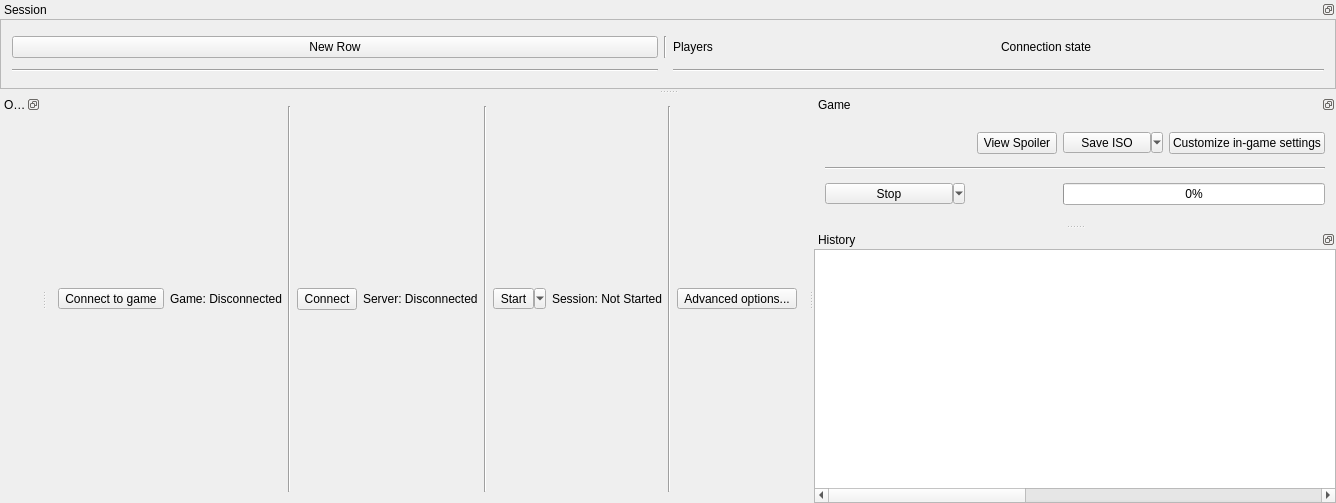
randovania/randovania, file randovania/gui/ui_files/game_session.ui: the form before one commit.
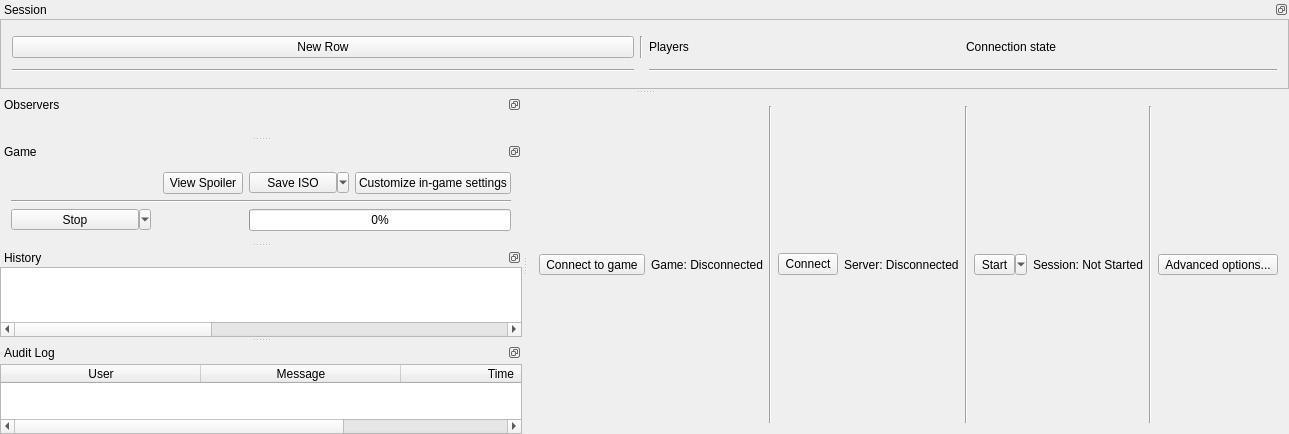
The form after the commit.

Commit message: Implement audit log for game sessions

Patch:
```diff
--- a/randovania/gui/ui_files/game_session.ui
+++ b/randovania/gui/ui_files/game_session.ui
@@ -6,8 +6,8 @@
    <rect>
     <x>0</x>
     <y>0</y>
-    <width>699</width>
-    <height>503</height>
+    <width>1169</width>
+    <height>433</height>
    </rect>
   </property>
   <property name="windowTitle">
@@ -182,7 +182,7 @@
          <rect>
           <x>0</x>
           <y>0</y>
-          <width>697</width>
+          <width>1167</width>
           <height>68</height>
          </rect>
         </property>
@@ -258,7 +258,7 @@
     <string>Game</string>
    </property>
    <attribute name="dockWidgetArea">
-    <number>2</number>
+    <number>1</number>
    </attribute>
    <widget class="QWidget" name="game_dock_contents">
     <layout class="QGridLayout" name="game_dock_layout">
@@ -362,7 +362,7 @@
     <string>History</string>
    </property>
    <attribute name="dockWidgetArea">
-    <number>2</number>
+    <number>1</number>
    </attribute>
    <widget class="QWidget" name="history_dock_contents">
     <layout class="QVBoxLayout" name="history_layout">
@@ -422,6 +422,70 @@
     </layout>
    </widget>
   </widget>
+  <widget class="QDockWidget" name="audit_dock">
+   <property name="features">
+    <set>QDockWidget::DockWidgetFloatable|QDockWidget::DockWidgetMovable</set>
+   </property>
+   <property name="windowTitle">
+    <string>Audit Log</string>
+   </property>
+   <attribute name="dockWidgetArea">
+    <number>1</number>
+   </attribute>
+   <widget class="QWidget" name="audit_dock_contents">
+    <layout class="QVBoxLayout" name="audit_dock_layout">
+     <property name="spacing">
+      <number>0</number>
+     </property>
+     <property name="leftMargin">
+      <number>0</number>
+     </property>
+     <property name="topMargin">
+      <number>2</number>
+     </property>
+     <property name="rightMargin">
+      <number>0</number>
+     </property>
+     <property name="bottomMargin">
+      <number>0</number>
+     </property>
+     <item>
+      <widget class="QTableWidget" name="audit_table_widget">
+       <property name="editTriggers">
+        <set>QAbstractItemView::NoEditTriggers</set>
+       </property>
+       <property name="sortingEnabled">
+        <bool>true</bool>
+       </property>
+       <attribute name="horizontalHeaderVisible">
+        <bool>true</bool>
+       </attribute>
+       <attribute name="horizontalHeaderDefaultSectionSize">
+        <number>200</number>
+       </attribute>
+       <attribute name="verticalHeaderVisible">
+        <bool>false</bool>
+       </attribute>
+       <column>
+        <property name="text">
+         <string>User</string>
+        </property>
+       </column>
+       <column>
+        <property name="text">
+         <string>Message</string>
+        </property>
+       </column>
+       <column>
+        <property name="text">
+         <string>Time</string>
+        </property>
+       </column>
+      </widget>
+     </item>
+    </layout>
+   </widget>
+  </widget>
   <action name="action_add_player">
    <property name="text">
     <string>Add player</string>
```
Left out of the diff: 5 changed lines with no effect on the pictures. The commit also changes 8 other files.
